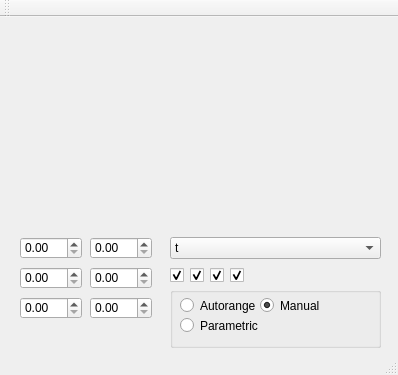
Old version of the form mainwindow.ui in the repository MASA-Dearborn/GUI2018-19.
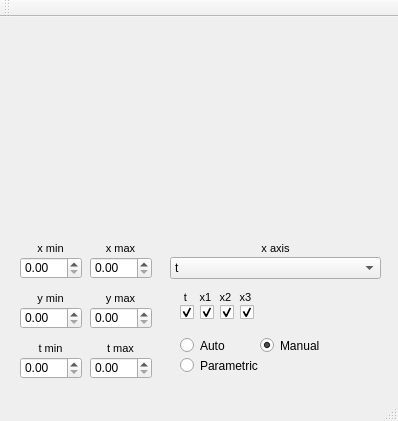
New version of the form. Custom widgets are drawn as their Qt base class.

Commit message: Significant ui updates to improve labeling and readability

Patch:
```diff
--- a/mainwindow.ui
+++ b/mainwindow.ui
@@ -7,7 +7,7 @@
     <x>0</x>
     <y>0</y>
     <width>398</width>
-    <height>375</height>
+    <height>421</height>
    </rect>
   </property>
   <property name="windowTitle">
@@ -28,7 +28,7 @@
     <property name="geometry">
      <rect>
       <x>90</x>
-      <y>220</y>
+      <y>240</y>
       <width>62</width>
       <height>22</height>
      </rect>
@@ -38,7 +38,7 @@
     <property name="geometry">
      <rect>
       <x>20</x>
-      <y>220</y>
+      <y>240</y>
       <width>62</width>
       <height>22</height>
      </rect>
@@ -48,7 +48,7 @@
     <property name="geometry">
      <rect>
       <x>20</x>
-      <y>250</y>
+      <y>290</y>
       <width>62</width>
       <height>22</height>
      </rect>
@@ -58,7 +58,7 @@
     <property name="geometry">
      <rect>
       <x>90</x>
-      <y>250</y>
+      <y>290</y>
       <width>62</width>
       <height>22</height>
      </rect>
@@ -68,7 +68,7 @@
     <property name="geometry">
      <rect>
       <x>170</x>
-      <y>220</y>
+      <y>240</y>
       <width>211</width>
       <height>22</height>
      </rect>
@@ -98,11 +98,14 @@
     <property name="geometry">
      <rect>
       <x>170</x>
-      <y>270</y>
+      <y>310</y>
       <width>211</width>
       <height>61</height>
      </rect>
     </property>
+    <property name="styleSheet">
+     <string notr="true">border:none</string>
+    </property>
     <property name="title">
      <string/>
     </property>
@@ -116,7 +119,7 @@
       </rect>
      </property>
      <property name="text">
-      <string>Autorange</string>
+      <string>Auto</string>
      </property>
     </widget>
     <widget class="QRadioButton" name="manualSize">
@@ -152,75 +155,11 @@
      </property>
     </widget>
    </widget>
-   <widget class="QCheckBox" name="t">
-    <property name="geometry">
-     <rect>
-      <x>170</x>
-      <y>250</y>
-      <width>21</width>
-      <height>17</height>
-     </rect>
-    </property>
-    <property name="text">
-     <string/>
-    </property>
-    <property name="checked">
-     <bool>true</bool>
-    </property>
-   </widget>
-   <widget class="QCheckBox" name="x1">
-    <property name="geometry">
-     <rect>
-      <x>190</x>
-      <y>250</y>
-      <width>21</width>
-      <height>17</height>
-     </rect>
-    </property>
-    <property name="text">
-     <string/>
-    </property>
-    <property name="checked">
-     <bool>true</bool>
-    </property>
-   </widget>
-   <widget class="QCheckBox" name="x2">
-    <property name="geometry">
-     <rect>
-      <x>210</x>
-      <y>250</y>
-      <width>21</width>
-      <height>17</height>
-     </rect>
-    </property>
-    <property name="text">
-     <string/>
-    </property>
-    <property name="checked">
-     <bool>true</bool>
-    </property>
-   </widget>
-   <widget class="QCheckBox" name="x3">
-    <property name="geometry">
-     <rect>
-      <x>230</x>
-      <y>250</y>
-      <width>21</width>
-      <height>17</height>
-     </rect>
-    </property>
-    <property name="text">
-     <string/>
-    </property>
-    <property name="checked">
-     <bool>true</bool>
-    </property>
-   </widget>
    <widget class="QDoubleSpinBox" name="parametricMin">
     <property name="geometry">
      <rect>
       <x>20</x>
-      <y>280</y>
+      <y>340</y>
       <width>62</width>
       <height>22</height>
      </rect>
@@ -230,12 +169,416 @@
     <property name="geometry">
      <rect>
       <x>90</x>
-      <y>280</y>
+      <y>340</y>
       <width>62</width>
       <height>22</height>
      </rect>
     </property>
    </widget>
+   <widget class="QTextBrowser" name="xMinText">
+    <property name="enabled">
+     <bool>true</bool>
+    </property>
+    <property name="geometry">
+     <rect>
+      <x>20</x>
+      <y>220</y>
+      <width>61</width>
+      <height>31</height>
+     </rect>
+    </property>
+    <property name="sizePolicy">
+     <sizepolicy hsizetype="Fixed" vsizetype="Fixed">
+      <horstretch>0</horstretch>
+      <verstretch>0</verstretch>
+     </sizepolicy>
+    </property>
+    <property name="styleSheet">
+     <string notr="true">background-color: rgba(0,0,0,0%)</string>
+    </property>
+    <property name="frameShape">
+     <enum>QFrame::StyledPanel</enum>
+    </property>
+    <property name="lineWidth">
+     <number>1</number>
+    </property>
+    <property name="html">
+     <string>&lt;!DOCTYPE HTML PUBLIC &quot;-//W3C//DTD HTML 4.0//EN&quot; &quot;http://www.w3.org/TR/REC-html40/strict.dtd&quot;&gt;
+&lt;html&gt;&lt;head&gt;&lt;meta name=&quot;qrichtext&quot; content=&quot;1&quot; /&gt;&lt;style type=&quot;text/css&quot;&gt;
+p, li { white-space: pre-wrap; }
+&lt;/style&gt;&lt;/head&gt;&lt;body style=&quot; font-family:'MS Shell Dlg 2'; font-size:8.25pt; font-weight:400; font-style:normal;&quot;&gt;
+&lt;p align=&quot;center&quot; style=&quot; margin-top:0px; margin-bottom:0px; margin-left:0px; margin-right:0px; -qt-block-indent:0; text-indent:0px;&quot;&gt;x min&lt;/p&gt;&lt;/body&gt;&lt;/html&gt;</string>
+    </property>
+   </widget>
+   <widget class="QTextBrowser" name="xMaxText">
+    <property name="enabled">
+     <bool>true</bool>
+    </property>
+    <property name="geometry">
+     <rect>
+      <x>90</x>
+      <y>220</y>
+      <width>61</width>
+      <height>31</height>
+     </rect>
+    </property>
+    <property name="sizePolicy">
+     <sizepolicy hsizetype="Fixed" vsizetype="Fixed">
+      <horstretch>0</horstretch>
+      <verstretch>0</verstretch>
+     </sizepolicy>
+    </property>
+    <property name="styleSheet">
+     <string notr="true">background-color: rgba(0,0,0,0%)</string>
+    </property>
+    <property name="html">
+     <string>&lt;!DOCTYPE HTML PUBLIC &quot;-//W3C//DTD HTML 4.0//EN&quot; &quot;http://www.w3.org/TR/REC-html40/strict.dtd&quot;&gt;
+&lt;html&gt;&lt;head&gt;&lt;meta name=&quot;qrichtext&quot; content=&quot;1&quot; /&gt;&lt;style type=&quot;text/css&quot;&gt;
+p, li { white-space: pre-wrap; }
+&lt;/style&gt;&lt;/head&gt;&lt;body style=&quot; font-family:'MS Shell Dlg 2'; font-size:8.25pt; font-weight:400; font-style:normal;&quot;&gt;
+&lt;p align=&quot;center&quot; style=&quot; margin-top:0px; margin-bottom:0px; margin-left:0px; margin-right:0px; -qt-block-indent:0; text-indent:0px;&quot;&gt;x max&lt;/p&gt;&lt;/body&gt;&lt;/html&gt;</string>
+    </property>
+   </widget>
+   <widget class="QTextBrowser" name="yMinText">
+    <property name="enabled">
+     <bool>true</bool>
+    </property>
+    <property name="geometry">
+     <rect>
+      <x>20</x>
+      <y>270</y>
+      <width>61</width>
+      <height>31</height>
+     </rect>
+    </property>
+    <property name="sizePolicy">
+     <sizepolicy hsizetype="Fixed" vsizetype="Fixed">
+      <horstretch>0</horstretch>
+      <verstretch>0</verstretch>
+     </sizepolicy>
+    </property>
+    <property name="styleSheet">
+     <string notr="true">background-color: rgba(0,0,0,0%)</string>
+    </property>
+    <property name="html">
+     <string>&lt;!DOCTYPE HTML PUBLIC &quot;-//W3C//DTD HTML 4.0//EN&quot; &quot;http://www.w3.org/TR/REC-html40/strict.dtd&quot;&gt;
+&lt;html&gt;&lt;head&gt;&lt;meta name=&quot;qrichtext&quot; content=&quot;1&quot; /&gt;&lt;style type=&quot;text/css&quot;&gt;
+p, li { white-space: pre-wrap; }
+&lt;/style&gt;&lt;/head&gt;&lt;body style=&quot; font-family:'MS Shell Dlg 2'; font-size:8.25pt; font-weight:400; font-style:normal;&quot;&gt;
+&lt;p align=&quot;center&quot; style=&quot; margin-top:0px; margin-bottom:0px; margin-left:0px; margin-right:0px; -qt-block-indent:0; text-indent:0px;&quot;&gt;y min&lt;/p&gt;&lt;/body&gt;&lt;/html&gt;</string>
+    </property>
+   </widget>
+   <widget class="QTextBrowser" name="yMaxText">
+    <property name="enabled">
+     <bool>true</bool>
+    </property>
+    <property name="geometry">
+     <rect>
+      <x>90</x>
+      <y>270</y>
+      <width>61</width>
+      <height>31</height>
+     </rect>
+    </property>
+    <property name="sizePolicy">
+     <sizepolicy hsizetype="Fixed" vsizetype="Fixed">
+      <horstretch>0</horstretch>
+      <verstretch>0</verstretch>
+     </sizepolicy>
+    </property>
+    <property name="styleSheet">
+     <string notr="true">background-color: rgba(0,0,0,0%)</string>
+    </property>
+    <property name="html">
+     <string>&lt;!DOCTYPE HTML PUBLIC &quot;-//W3C//DTD HTML 4.0//EN&quot; &quot;http://www.w3.org/TR/REC-html40/strict.dtd&quot;&gt;
+&lt;html&gt;&lt;head&gt;&lt;meta name=&quot;qrichtext&quot; content=&quot;1&quot; /&gt;&lt;style type=&quot;text/css&quot;&gt;
+p, li { white-space: pre-wrap; }
+&lt;/style&gt;&lt;/head&gt;&lt;body style=&quot; font-family:'MS Shell Dlg 2'; font-size:8.25pt; font-weight:400; font-style:normal;&quot;&gt;
+&lt;p align=&quot;center&quot; style=&quot; margin-top:0px; margin-bottom:0px; margin-left:0px; margin-right:0px; -qt-block-indent:0; text-indent:0px;&quot;&gt;y max&lt;/p&gt;&lt;/body&gt;&lt;/html&gt;</string>
+    </property>
+   </widget>
+   <widget class="QTextBrowser" name="tMinText">
+    <property name="enabled">
+     <bool>true</bool>
+    </property>
+    <property name="geometry">
+     <rect>
+      <x>20</x>
+      <y>320</y>
+      <width>61</width>
+      <height>31</height>
+     </rect>
+    </property>
+    <property name="sizePolicy">
+     <sizepolicy hsizetype="Fixed" vsizetype="Fixed">
+      <horstretch>0</horstretch>
+      <verstretch>0</verstretch>
+     </sizepolicy>
+    </property>
+    <property name="styleSheet">
+     <string notr="true">background-color: rgba(0,0,0,0%)</string>
+    </property>
+    <property name="html">
+     <string>&lt;!DOCTYPE HTML PUBLIC &quot;-//W3C//DTD HTML 4.0//EN&quot; &quot;http://www.w3.org/TR/REC-html40/strict.dtd&quot;&gt;
+&lt;html&gt;&lt;head&gt;&lt;meta name=&quot;qrichtext&quot; content=&quot;1&quot; /&gt;&lt;style type=&quot;text/css&quot;&gt;
+p, li { white-space: pre-wrap; }
+&lt;/style&gt;&lt;/head&gt;&lt;body style=&quot; font-family:'MS Shell Dlg 2'; font-size:8.25pt; font-weight:400; font-style:normal;&quot;&gt;
+&lt;p align=&quot;center&quot; style=&quot; margin-top:0px; margin-bottom:0px; margin-left:0px; margin-right:0px; -qt-block-indent:0; text-indent:0px;&quot;&gt;t min&lt;/p&gt;&lt;/body&gt;&lt;/html&gt;</string>
+    </property>
+   </widget>
+   <widget class="QTextBrowser" name="tMaxText">
+    <property name="enabled">
+     <bool>true</bool>
+    </property>
+    <property name="geometry">
+     <rect>
+      <x>90</x>
+      <y>320</y>
+      <width>61</width>
+      <height>31</height>
+     </rect>
+    </property>
+    <property name="sizePolicy">
+     <sizepolicy hsizetype="Fixed" vsizetype="Fixed">
+      <horstretch>0</horstretch>
+      <verstretch>0</verstretch>
+     </sizepolicy>
+    </property>
+    <property name="styleSheet">
+     <string notr="true">background-color: rgba(0,0,0,0%)</string>
+    </property>
+    <property name="html">
+     <string>&lt;!DOCTYPE HTML PUBLIC &quot;-//W3C//DTD HTML 4.0//EN&quot; &quot;http://www.w3.org/TR/REC-html40/strict.dtd&quot;&gt;
+&lt;html&gt;&lt;head&gt;&lt;meta name=&quot;qrichtext&quot; content=&quot;1&quot; /&gt;&lt;style type=&quot;text/css&quot;&gt;
+p, li { white-space: pre-wrap; }
+&lt;/style&gt;&lt;/head&gt;&lt;body style=&quot; font-family:'MS Shell Dlg 2'; font-size:8.25pt; font-weight:400; font-style:normal;&quot;&gt;
+&lt;p align=&quot;center&quot; style=&quot; margin-top:0px; margin-bottom:0px; margin-left:0px; margin-right:0px; -qt-block-indent:0; text-indent:0px;&quot;&gt;t max&lt;/p&gt;&lt;/body&gt;&lt;/html&gt;</string>
+    </property>
+   </widget>
+   <widget class="QTextBrowser" name="xAxis">
+    <property name="enabled">
+     <bool>true</bool>
+    </property>
+    <property name="geometry">
+     <rect>
+      <x>170</x>
+      <y>220</y>
+      <width>211</width>
+      <height>31</height>
+     </rect>
+    </property>
+    <property name="sizePolicy">
+     <sizepolicy hsizetype="Fixed" vsizetype="Fixed">
+      <horstretch>0</horstretch>
+      <verstretch>0</verstretch>
+     </sizepolicy>
+    </property>
+    <property name="styleSheet">
+     <string notr="true">background-color: rgba(0,0,0,0%)</string>
+    </property>
+    <property name="html">
+     <string>&lt;!DOCTYPE HTML PUBLIC &quot;-//W3C//DTD HTML 4.0//EN&quot; &quot;http://www.w3.org/TR/REC-html40/strict.dtd&quot;&gt;
+&lt;html&gt;&lt;head&gt;&lt;meta name=&quot;qrichtext&quot; content=&quot;1&quot; /&gt;&lt;style type=&quot;text/css&quot;&gt;
+p, li { white-space: pre-wrap; }
+&lt;/style&gt;&lt;/head&gt;&lt;body style=&quot; font-family:'MS Shell Dlg 2'; font-size:8.25pt; font-weight:400; font-style:normal;&quot;&gt;
+&lt;p align=&quot;center&quot; style=&quot; margin-top:0px; margin-bottom:0px; margin-left:0px; margin-right:0px; -qt-block-indent:0; text-indent:0px;&quot;&gt;x axis&lt;/p&gt;&lt;/body&gt;&lt;/html&gt;</string>
+    </property>
+   </widget>
+   <widget class="QGroupBox" name="graphEnable">
+    <property name="geometry">
+     <rect>
+      <x>170</x>
+      <y>270</y>
+      <width>101</width>
+      <height>41</height>
+     </rect>
+    </property>
+    <property name="styleSheet">
+     <string notr="true">border:none</string>
+    </property>
+    <property name="title">
+     <string/>
+    </property>
+    <widget class="QCheckBox" name="t">
+     <property name="geometry">
+      <rect>
+       <x>10</x>
+       <y>10</y>
+       <width>21</width>
+       <height>31</height>
+      </rect>
+     </property>
+     <property name="layoutDirection">
+      <enum>Qt::LeftToRight</enum>
+     </property>
+     <property name="autoFillBackground">
+      <bool>false</bool>
+     </property>
+     <property name="text">
+      <string/>
+     </property>
+     <property name="checked">
+      <bool>true</bool>
+     </property>
+    </widget>
+    <widget class="QTextBrowser" name="tText">
+     <property name="geometry">
+      <rect>
+       <x>0</x>
+       <y>0</y>
+       <width>31</width>
+       <height>21</height>
+      </rect>
+     </property>
+     <property name="styleSheet">
+      <string notr="true">background-color: rgba(0,0,0,0%)</string>
+     </property>
+     <property name="frameShape">
+      <enum>QFrame::NoFrame</enum>
+     </property>
+     <property name="html">
+      <string>&lt;!DOCTYPE HTML PUBLIC &quot;-//W3C//DTD HTML 4.0//EN&quot; &quot;http://www.w3.org/TR/REC-html40/strict.dtd&quot;&gt;
+&lt;html&gt;&lt;head&gt;&lt;meta name=&quot;qrichtext&quot; content=&quot;1&quot; /&gt;&lt;style type=&quot;text/css&quot;&gt;
+p, li { white-space: pre-wrap; }
+&lt;/style&gt;&lt;/head&gt;&lt;body style=&quot; font-family:'MS Shell Dlg 2'; font-size:8.25pt; font-weight:400; font-style:normal;&quot;&gt;
+&lt;p align=&quot;center&quot; style=&quot; margin-top:0px; margin-bottom:0px; margin-left:0px; margin-right:0px; -qt-block-indent:0; text-indent:0px;&quot;&gt;t&lt;/p&gt;&lt;/body&gt;&lt;/html&gt;</string>
+     </property>
+    </widget>
+    <widget class="QCheckBox" name="x1">
+     <property name="geometry">
+      <rect>
+       <x>30</x>
+       <y>10</y>
+       <width>21</width>
+       <height>31</height>
+      </rect>
+     </property>
+     <property name="text">
+      <string/>
+     </property>
+     <property name="checked">
+      <bool>true</bool>
+     </property>
+    </widget>
+    <widget class="QCheckBox" name="x2">
+     <property name="geometry">
+      <rect>
+       <x>50</x>
+       <y>10</y>
+       <width>21</width>
+       <height>31</height>
+      </rect>
+     </property>
+     <property name="text">
+      <string/>
+     </property>
+     <property name="checked">
+      <bool>true</bool>
+     </property>
+    </widget>
+    <widget class="QCheckBox" name="x3">
+     <property name="geometry">
+      <rect>
+       <x>70</x>
+       <y>10</y>
+       <width>21</width>
+       <height>31</height>
+      </rect>
+     </property>
+     <property name="text">
+      <string/>
+     </property>
+     <property name="checked">
+      <bool>true</bool>
+     </property>
+    </widget>
+    <widget class="QTextBrowser" name="x1Text">
+     <property name="geometry">
+      <rect>
+       <x>20</x>
+       <y>0</y>
+       <width>31</width>
+       <height>21</height>
+      </rect>
+     </property>
+     <property name="styleSheet">
+      <string notr="true">background-color: rgba(0,0,0,0%)</string>
+     </property>
+     <property name="frameShape">
+      <enum>QFrame::NoFrame</enum>
+     </property>
+     <property name="html">
+      <string>&lt;!DOCTYPE HTML PUBLIC &quot;-//W3C//DTD HTML 4.0//EN&quot; &quot;http://www.w3.org/TR/REC-html40/strict.dtd&quot;&gt;
+&lt;html&gt;&lt;head&gt;&lt;meta name=&quot;qrichtext&quot; content=&quot;1&quot; /&gt;&lt;style type=&quot;text/css&quot;&gt;
+p, li { white-space: pre-wrap; }
+&lt;/style&gt;&lt;/head&gt;&lt;body style=&quot; font-family:'MS Shell Dlg 2'; font-size:8.25pt; font-weight:400; font-style:normal;&quot;&gt;
+&lt;p align=&quot;center&quot; style=&quot; margin-top:0px; margin-bottom:0px; margin-left:0px; margin-right:0px; -qt-block-indent:0; text-indent:0px;&quot;&gt;x1&lt;/p&gt;&lt;/body&gt;&lt;/html&gt;</string>
+     </property>
+    </widget>
+    <widget class="QTextBrowser" name="x2Text">
+     <property name="geometry">
+      <rect>
+       <x>40</x>
+       <y>0</y>
+       <width>31</width>
+       <height>21</height>
+      </rect>
+     </property>
+     <property name="styleSheet">
+      <string notr="true">background-color: rgba(0,0,0,0%)</string>
+     </property>
+     <property name="frameShape">
+      <enum>QFrame::NoFrame</enum>
+     </property>
+     <property name="html">
+      <string>&lt;!DOCTYPE HTML PUBLIC &quot;-//W3C//DTD HTML 4.0//EN&quot; &quot;http://www.w3.org/TR/REC-html40/strict.dtd&quot;&gt;
+&lt;html&gt;&lt;head&gt;&lt;meta name=&quot;qrichtext&quot; content=&quot;1&quot; /&gt;&lt;style type=&quot;text/css&quot;&gt;
+p, li { white-space: pre-wrap; }
+&lt;/style&gt;&lt;/head&gt;&lt;body style=&quot; font-family:'MS Shell Dlg 2'; font-size:8.25pt; font-weight:400; font-style:normal;&quot;&gt;
+&lt;p align=&quot;center&quot; style=&quot; margin-top:0px; margin-bottom:0px; margin-left:0px; margin-right:0px; -qt-block-indent:0; text-indent:0px;&quot;&gt;x2&lt;/p&gt;&lt;/body&gt;&lt;/html&gt;</string>
+     </property>
+    </widget>
+    <widget class="QTextBrowser" name="x3Text">
+     <property name="geometry">
+      <rect>
+       <x>60</x>
+       <y>0</y>
+       <width>31</width>
+       <height>21</height>
+      </rect>
+     </property>
+     <property name="styleSheet">
+      <string notr="true">background-color: rgba(0,0,0,0%)</string>
+     </property>
+     <property name="frameShape">
+      <enum>QFrame::NoFrame</enum>
+     </property>
+     <property name="html">
+      <string>&lt;!DOCTYPE HTML PUBLIC &quot;-//W3C//DTD HTML 4.0//EN&quot; &quot;http://www.w3.org/TR/REC-html40/strict.dtd&quot;&gt;
+&lt;html&gt;&lt;head&gt;&lt;meta name=&quot;qrichtext&quot; content=&quot;1&quot; /&gt;&lt;style type=&quot;text/css&quot;&gt;
+p, li { white-space: pre-wrap; }
+&lt;/style&gt;&lt;/head&gt;&lt;body style=&quot; font-family:'MS Shell Dlg 2'; font-size:8.25pt; font-weight:400; font-style:normal;&quot;&gt;
+&lt;p align=&quot;center&quot; style=&quot; margin-top:0px; margin-bottom:0px; margin-left:0px; margin-right:0px; -qt-block-indent:0; text-indent:0px;&quot;&gt;x3&lt;/p&gt;&lt;/body&gt;&lt;/html&gt;</string>
+     </property>
+    </widget>
+   </widget>
+   <zorder>graph</zorder>
+   <zorder>rangeSelect</zorder>
+   <zorder>xMinText</zorder>
+   <zorder>xMin</zorder>
+   <zorder>xMaxText</zorder>
+   <zorder>xMax</zorder>
+   <zorder>yMinText</zorder>
+   <zorder>yMaxText</zorder>
+   <zorder>tMinText</zorder>
+   <zorder>tMaxText</zorder>
+   <zorder>yMin</zorder>
+   <zorder>yMax</zorder>
+   <zorder>parametricMax</zorder>
+   <zorder>parametricMin</zorder>
+   <zorder>xAxis</zorder>
+   <zorder>horizontalAxis</zorder>
+   <zorder>graphEnable</zorder>
   </widget>
   <widget class="QMenuBar" name="menuBar">
    <property name="geometry">
```
